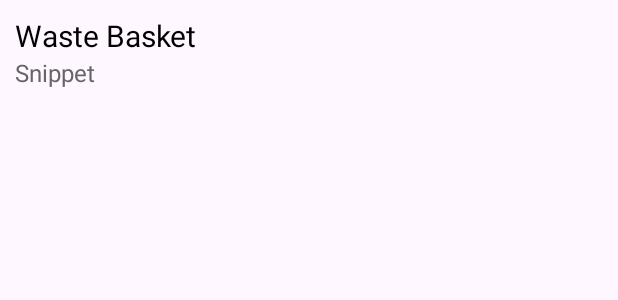
After one commit to sammyhawkrad/nextBin, an Android app: the layout bin_info_window.xml on its own in the app's theme, with its tools: preview values and no code run, on a phone screen of 412 x 824 dp. The commit adds this screen. Shown: the top 300 px of the screen. Run offline under Robolectric (Android 15) with nearby library versions, the phone set to English and light mode, and no system bars.

Commit message:
Add bin info window

```diff
--- /dev/null
+++ b/app/src/main/res/layout/bin_info_window.xml
@@ -0,0 +1,23 @@
+<?xml version="1.0" encoding="utf-8"?>
+<LinearLayout xmlns:android="http://schemas.android.com/apk/res/android"
+    android:layout_width="wrap_content"
+    android:layout_height="wrap_content"
+    android:orientation="vertical"
+    android:padding="10dp">
+
+    <TextView
+        android:id="@+id/tvInfoWindowTitle"
+        android:layout_width="wrap_content"
+        android:layout_height="wrap_content"
+        android:text="Waste Basket"
+        android:textSize="20sp"
+        android:textColor="#000" />
+
+    <TextView
+        android:id="@+id/tvInfoWindowSnippet"
+        android:layout_width="wrap_content"
+        android:layout_height="wrap_content"
+        android:text="Snippet"
+        android:textSize="16sp"
+        android:textColor="#666" />
+</LinearLayout>
```
Also changed, not shown: app/src/main/java/com/sammyhawkrad/nextbin/MapFragment.java (+28 -17 lines).
